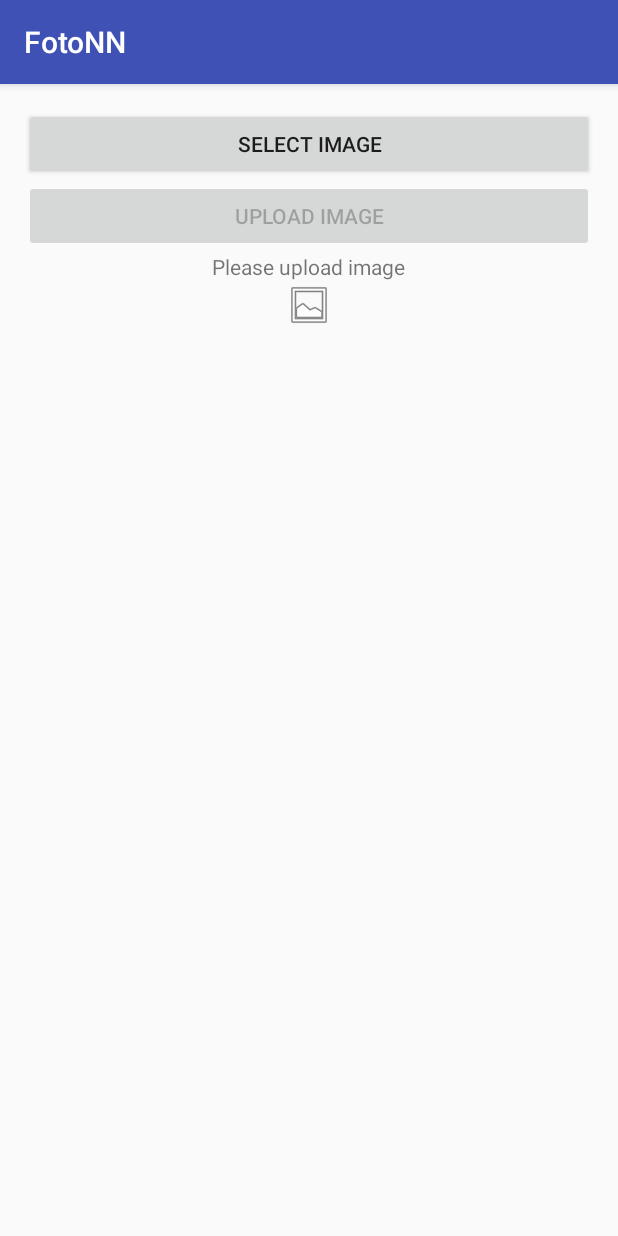
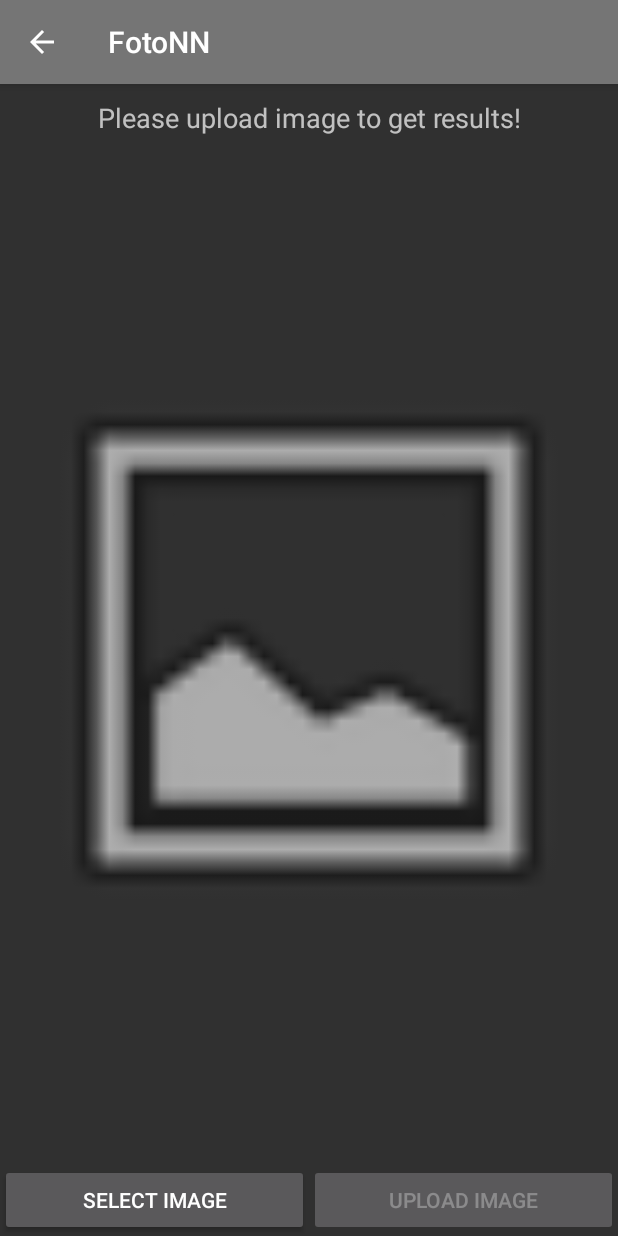
Before and after one commit to yadav-rahul/FotoNN, an Android app: the FotoNN screen opened directly, with no data from a screen before it, on a phone screen of 412 x 824 dp. Run offline under Robolectric (Android 15) with nearby library versions, the phone set to English and light mode, and no system bars; libraries missing offline, so code that uses them is left out: com.microsoft.azure; pictures from the network do not load.

Commit message:
Add black Theme

```diff
--- a/app/src/main/java/com/cfd/rahul/fotonn/FotoNN.java
+++ b/app/src/main/java/com/cfd/rahul/fotonn/FotoNN.java
@@ -6,7 +6,9 @@ import android.net.Uri;
 import android.os.AsyncTask;
 import android.os.Bundle;
 import android.os.Handler;
+import android.speech.tts.TextToSpeech;
 import android.support.v7.app.AppCompatActivity;
+import android.support.v7.widget.Toolbar;
 import android.view.View;
 import android.widget.Button;
 import android.widget.ImageView;
@@ -18,6 +20,7 @@ import org.json.JSONException;
 import org.json.JSONObject;
 
 import java.io.InputStream;
+import java.util.Locale;
 
 public class FotoNN extends AppCompatActivity {
 
@@ -25,24 +28,35 @@ public class FotoNN extends AppCompatActivity {
     //JSON Node Names
     private static final String CAPTION = "caption";
     private static final String ID = "image_id";
-    private static String url = "http://11204fbc.ngrok.io/vis.json";
+    private static String url = "http://21ff157d.ngrok.io/vis.json";
     private ImageView imageView;
     private Uri imageUri;
     private int imageLength;
     private Button uploadImageButton;
     private ImageManager imageManager;
     private TextView imageText;
-    private  ProgressDialog progress;
+    private ProgressDialog progress;
+    private TextToSpeech t1;
 
     @Override
     protected void onCreate(Bundle savedInstanceState) {
         super.onCreate(savedInstanceState);
         setContentView(R.layout.activity_foto_nn);
+        this.imageText = (TextView) findViewById(R.id.imageText);
 
+        t1 = new TextToSpeech(getApplicationContext(), new TextToSpeech.OnInitListener() {
+            @Override
+            public void onInit(int status) {
+                if (status != TextToSpeech.ERROR) {
+                    t1.setLanguage(Locale.US);
+                }
+            }
+        });
         Button selectImageButton = (Button) findViewById(R.id.Select);
         selectImageButton.setOnClickListener(new View.OnClickListener() {
             @Override
             public void onClick(View v) {
+                imageText.setText("Please upload image to get results!");
                 SelectImageFromGallery();
             }
         });
@@ -57,9 +71,18 @@ public class FotoNN extends AppCompatActivity {
         this.uploadImageButton.setEnabled(false);
 
         this.imageView = (ImageView) findViewById(R.id.imageView);
-        this.imageText = (TextView) findViewById(R.id.imageText);
         imageManager = new ImageManager(this);
         progress = new ProgressDialog(this);
+
+        // toolbar
+        Toolbar toolbar = (Toolbar) findViewById(R.id.toolbar);
+        setSupportActionBar(toolbar);
+
+        // add back arrow to toolbar
+        if (getSupportActionBar() != null){
+            getSupportActionBar().setDisplayHomeAsUpEnabled(true);
+            getSupportActionBar().setDisplayShowHomeEnabled(true);
+        }
     }
 
     private void ListImages() {
@@ -90,13 +113,13 @@ public class FotoNN extends AppCompatActivity {
                         final String imageName = ImageManager.UploadImage(imageStream, imageLength);
                         handler.post(new Runnable() {
                             public void run() {
-                                progress.setMessage("Processing Image. Please wait for 7 seconds.");
+                                progress.setMessage("Processing Image. Please wait for 10 seconds.");
                                 Handler handler = new Handler();
                                 handler.postDelayed(new Runnable() {
                                     public void run() {
                                         new GetContacts().execute();
                                     }
-                                }, 7000);
+                                }, 10000);
                             }
                         });
                     } catch (Exception ex) {
@@ -135,6 +158,15 @@ public class FotoNN extends AppCompatActivity {
         return (MainActivity) this.getApplicationContext();
     }
 
+    @Override
+    protected void onDestroy() {
+        if (t1 != null) {
+            t1.stop();
+            t1.shutdown();
+        }
+        super.onDestroy();
+    }
+
     private class GetContacts extends AsyncTask<Void, Void, Void> {
 
         @Override
@@ -159,6 +191,9 @@ public class FotoNN extends AppCompatActivity {
                         @Override
                         public void run() {
                             progress.dismiss();
+
+                            t1.speak("Content which best describes this picture is, "
+                                    + caption, TextToSpeech.QUEUE_FLUSH, null);
                             imageText.setText(caption);
                         }
                     });
@@ -183,7 +218,7 @@ public class FotoNN extends AppCompatActivity {
                     public void run() {
                         progress.dismiss();
                         Toast.makeText(getApplicationContext(),
-                                "Couldn't get json from server. Check LogCat for possible errors!",
+                                "Server down! Please try after some time.",
                                 Toast.LENGTH_LONG)
                                 .show();
                     }
--- a/app/src/main/java/com/cfd/rahul/fotonn/MainActivity.java
+++ b/app/src/main/java/com/cfd/rahul/fotonn/MainActivity.java
@@ -10,6 +10,7 @@ import android.support.v7.app.AppCompatActivity;
 import android.support.v7.widget.Toolbar;
 import android.view.Menu;
 import android.view.MenuItem;
+import android.view.View;
 
 public class MainActivity extends AppCompatActivity
         implements NavigationView.OnNavigationItemSelectedListener {
@@ -29,6 +30,11 @@ public class MainActivity extends AppCompatActivity
 
         NavigationView navigationView = (NavigationView) findViewById(R.id.nav_view);
         navigationView.setNavigationItemSelectedListener(this);
+    }
+
+    public void fotoNNButtonClick(View View){
+        Intent i = new Intent(this, FotoNN.class);
+        startActivity(i);
     }
 
     @Override
--- a/app/src/main/res/layout/activity_foto_nn.xml
+++ b/app/src/main/res/layout/activity_foto_nn.xml
@@ -5,45 +5,80 @@
     android:id="@+id/activity_foto_nn"
     android:layout_width="match_parent"
     android:layout_height="match_parent"
-    android:paddingBottom="@dimen/activity_vertical_margin"
-    android:paddingLeft="@dimen/activity_horizontal_margin"
-    android:paddingRight="@dimen/activity_horizontal_margin"
-    android:paddingTop="@dimen/activity_vertical_margin"
-    tools:context="com.cfd.rahul.fotonn.FotoNN">
+    android:layout_below="@+id/top_layout">
 
-    <LinearLayout
+    <android.support.design.widget.AppBarLayout
+        android:id="@+id/top_toolbar_layout"
+        android:layout_width="match_parent"
+        android:layout_height="wrap_content"
+        android:theme="@style/AppTheme.AppBarOverlay">
+
+        <android.support.v7.widget.Toolbar
+            android:id="@+id/toolbar"
+            android:layout_width="match_parent"
+            android:layout_height="?attr/actionBarSize"
+            android:background="?attr/colorPrimary"
+            app:popupTheme="@style/AppTheme.PopupOverlay" />
+
+    </android.support.design.widget.AppBarLayout>
+
+    <RelativeLayout
         android:layout_width="fill_parent"
         android:layout_height="fill_parent"
+        android:layout_above="@+id/linearLayout"
         android:layout_alignParentEnd="true"
         android:layout_alignParentLeft="true"
         android:layout_alignParentRight="true"
         android:layout_alignParentStart="true"
-        android:orientation="vertical">
+        android:layout_below="@+id/top_toolbar_layout">
+
+        <TextView
+            android:layout_marginTop="10dp"
+            android:layout_centerHorizontal="true"
+            android:id="@+id/imageText"
+            android:layout_width="wrap_content"
+            android:layout_height="wrap_content"
+            android:layout_gravity="center"
+            android:gravity="center"
+            android:text="Please upload image to get results!"
+            android:textSize="18sp" />
+
+        <ImageView
+            android:layout_centerHorizontal="true"
+            android:id="@+id/imageView"
+            android:layout_width="match_parent"
+            android:layout_height="match_parent"
+            android:layout_below="@+id/imageText"
+            app:srcCompat="@android:drawable/ic_menu_gallery" />
+    </RelativeLayout>
+
+    <LinearLayout
+        android:id="@+id/linearLayout"
+        android:layout_width="match_parent"
+        android:layout_height="wrap_content"
+        android:layout_alignParentBottom="true"
+        android:layout_margin="0dp"
+        android:orientation="horizontal"
+        android:padding="0dp">
 
         <Button
             android:id="@+id/Select"
             android:layout_width="match_parent"
             android:layout_height="wrap_content"
+            android:layout_margin="0dp"
+            android:layout_weight="1"
+            android:padding="0dp"
             android:text="Select Image" />
 
         <Button
             android:id="@+id/Upload"
             android:layout_width="match_parent"
             android:layout_height="wrap_content"
+            android:layout_margin="0dp"
+            android:layout_weight="1"
+            android:padding="0dp"
             android:text="Upload Image" />
 
-        <TextView
-            android:id="@+id/imageText"
-            android:layout_width="wrap_content"
-            android:layout_height="wrap_content"
-            android:layout_gravity="center"
-            android:gravity="center"
-            android:text="Please upload image" />
+    </LinearLayout>
 
-        <ImageView
-            android:id="@+id/imageView"
-            android:layout_width="match_parent"
-            android:layout_height="wrap_content"
-            app:srcCompat="@android:drawable/ic_menu_gallery" />
-    </LinearLayout>
 </RelativeLayout>
--- a/app/src/main/res/layout/nav_header_main.xml
+++ b/app/src/main/res/layout/nav_header_main.xml
@@ -23,13 +23,13 @@
         android:layout_width="match_parent"
         android:layout_height="wrap_content"
         android:paddingTop="@dimen/nav_header_vertical_spacing"
-        android:text="Android Studio"
+        android:text="FotoNN"
         android:textAppearance="@style/TextAppearance.AppCompat.Body1" />
 
     <TextView
         android:id="@+id/textView"
         android:layout_width="wrap_content"
         android:layout_height="wrap_content"
-        android:text="android.studio@android.com" />
+        android:text="Image explorer like no other!" />
 
 </LinearLayout>
--- a/app/src/main/res/values/colors.xml
+++ b/app/src/main/res/values/colors.xml
@@ -1,6 +1,6 @@
 <?xml version="1.0" encoding="utf-8"?>
 <resources>
-    <color name="colorPrimary">#3F51B5</color>
-    <color name="colorPrimaryDark">#303F9F</color>
-    <color name="colorAccent">#FF4081</color>
+    <color name="colorPrimary">#757575</color>
+    <color name="colorPrimaryDark">#212121</color>
+    <color name="colorAccent">#3F51B5</color>
 </resources>
--- a/app/src/main/res/values/styles.xml
+++ b/app/src/main/res/values/styles.xml
@@ -1,7 +1,7 @@
 <resources>
 
     <!-- Base application theme. -->
-    <style name="AppTheme" parent="Theme.AppCompat.Light.DarkActionBar">
+    <style name="AppTheme" parent="Theme.AppCompat">
         <!-- Customize your theme here. -->
         <item name="colorPrimary">@color/colorPrimary</item>
         <item name="colorPrimaryDark">@color/colorPrimaryDark</item>
```
Also changed, not shown: app/src/main/AndroidManifest.xml (+11 -3 lines), app/src/main/java/com/cfd/rahul/fotonn/DetectFace.java (+223 -3 lines), app/src/main/res/layout/activity_detect_face.xml (+20 -10 lines), app/src/main/res/layout/content_main.xml (+32 -9 lines).
